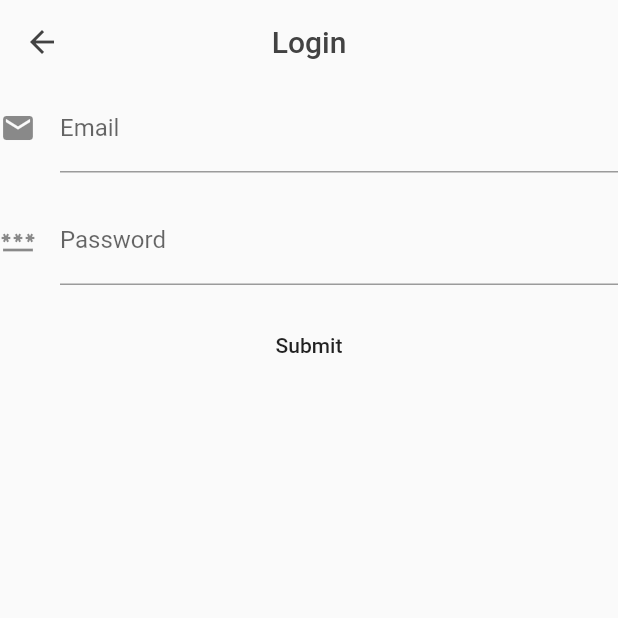
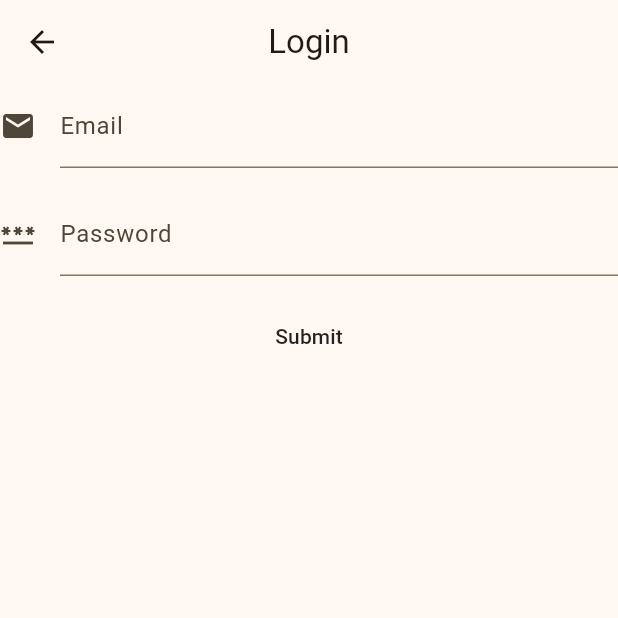
Before and after one commit to evanrooijen/cheers-flutter, a Flutter app: the screen it shows after launch, after a tap on "Login", on a phone screen of 412 x 824 dp, the top half of it. Run offline on Flutter 3.47's test engine with Material 2 defaults, Android fonts, the phone set to English and light mode, and no system bars; drawn by our look-alikes of flutter_form_builder; our stand-ins replace bloc, firebase_auth, firebase_core, flutter_bloc, form_builder_validators, freezed_annotation and 1 more; accounts and stored records are empty; generated files the repository leaves out were written again.

Commit message:
chore: update colorscheme

```diff
--- a/lib/home/home_screen.dart
+++ b/lib/home/home_screen.dart
@@ -9,9 +9,7 @@ class HomeScreen extends StatelessWidget {
       appBar: AppBar(
         title: const Text('Home'),
         centerTitle: true,
-        foregroundColor: Colors.grey.shade800,
         elevation: 0,
-        backgroundColor: Colors.transparent,
       ),
       body: Center(
         child: Column(
--- a/lib/login/view/login_screen.dart
+++ b/lib/login/view/login_screen.dart
@@ -14,9 +14,7 @@ class LoginScreen extends StatelessWidget {
       appBar: AppBar(
         title: const Text('Login'),
         centerTitle: true,
-        foregroundColor: Colors.grey.shade800,
         elevation: 0,
-        backgroundColor: Colors.transparent,
       ),
       body: SingleChildScrollView(
         child: Center(
@@ -26,9 +24,8 @@ class LoginScreen extends StatelessWidget {
               BlocListener<LoginBloc, LoginState>(
                 listener: (context, state) => {
                   state.whenOrNull(
-                    success: () => {
-                      context.goNamed(appRoutes[AppRoutes.home]!)
-                    },
+                    success: () =>
+                        {context.goNamed(appRoutes[AppRoutes.home]!)},
                     failed: () => {
                       ScaffoldMessenger.of(context).showSnackBar(
                         const SnackBar(
--- a/lib/main.dart
+++ b/lib/main.dart
@@ -69,6 +69,11 @@ class MyApp extends StatelessWidget {
           routerDelegate: router.routerDelegate,
           debugShowCheckedModeBanner: false,
           title: 'Flutter Demo',
+          darkTheme: ThemeData(
+            colorSchemeSeed: Colors.amber,
+            brightness: Brightness.dark,
+            useMaterial3: true,
+          ),
           theme: ThemeData(
             // This is the theme of your application.
             //
@@ -79,7 +84,8 @@ class MyApp extends StatelessWidget {
             // or simply save your changes to "hot reload" in a Flutter IDE).
             // Notice that the counter didn't reset back to zero; the application
             // is not restarted.
-            primarySwatch: Colors.blue,
+            colorSchemeSeed: Colors.amber,
+            useMaterial3: true,
           ),
         ),
       ),
--- a/lib/register/view/register_screen.dart
+++ b/lib/register/view/register_screen.dart
@@ -12,9 +12,7 @@ class RegisterScreen extends StatelessWidget {
       appBar: AppBar(
         title: const Text('Register'),
         centerTitle: true,
-        foregroundColor: Colors.grey.shade800,
         elevation: 0,
-        backgroundColor: Colors.transparent,
       ),
       body: SingleChildScrollView(
         child: Center(
```
Also changed, not shown: pubspec.lock.
